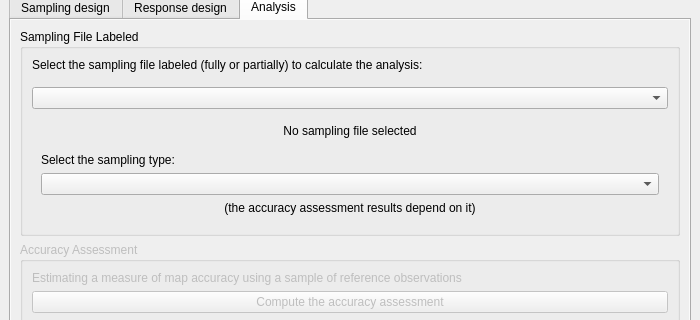
Before: the Qt Designer form ui/acatama_dockwidget.ui in SMByC/AcATaMa, drawn with Qt 5; both pictures show x 0 to 700 and y 85 to 405 of the 700 by 1262 pixel window.
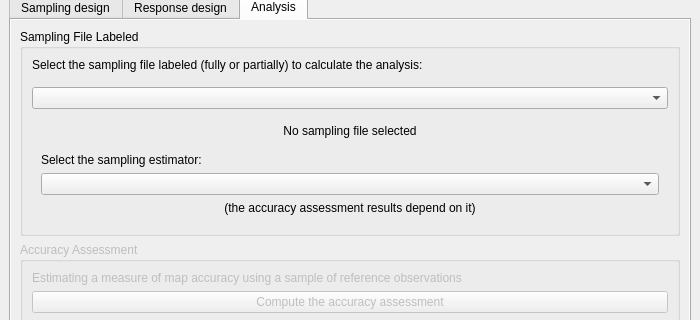
After: the same form once the commit is applied. The open tabs and pages were chosen to show the change. Icons and pictures are not drawn. Custom widgets are drawn as their Qt base class.

Commit message: QA feedback, renaming 'sampling type' to 'sampling estimator' in tha analysis tab

The edit to the form file:
```diff
--- a/ui/acatama_dockwidget.ui
+++ b/ui/acatama_dockwidget.ui
@@ -1387,7 +1387,7 @@
                   <item>
                    <widget class="QLabel" name="label_24">
                     <property name="text">
-                     <string>Select the sampling type:</string>
+                     <string>Select the sampling estimator:</string>
                     </property>
                     <property name="alignment">
                      <set>Qt::AlignJustify|Qt::AlignVCenter</set>
```
Left out of the diff: 7 changed lines with no effect on the pictures. The commit also changes 5 other files.
